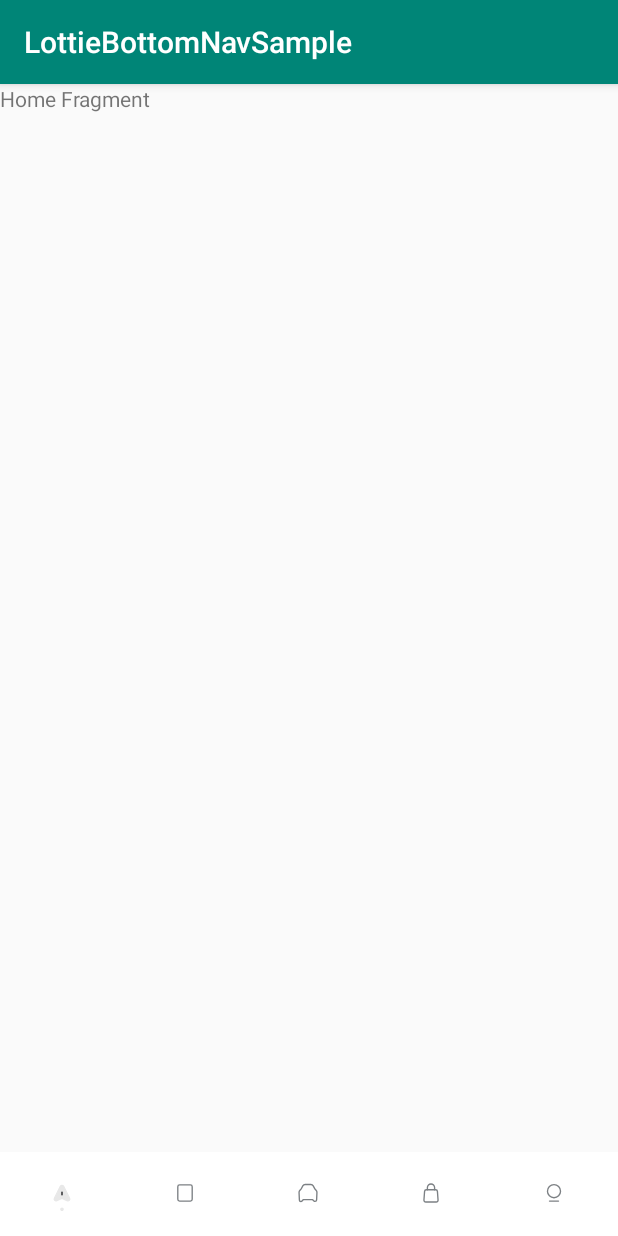
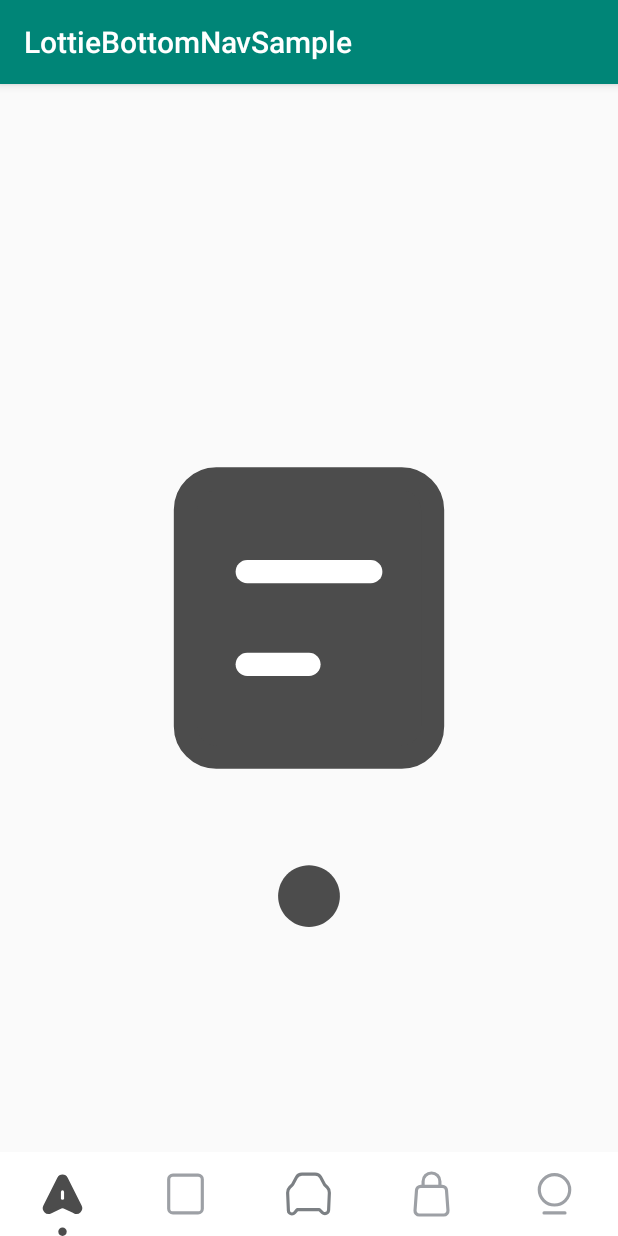
Before and after one commit to mashihao/LottieBottomNav, an Android app: the screen it shows after launch (MainActivity), after a tap on an icon or button, on a phone screen of 412 x 824 dp. Run offline under Robolectric (Android 15) with nearby library versions, the phone set to English and light mode, and no system bars; our stand-ins replace data binding.

Commit message:
first commit

```diff
--- a/lottiebottomnav/build.gradle
+++ b/lottiebottomnav/build.gradle
@@ -35,7 +35,7 @@ dependencies {
 
     implementation 'androidx.appcompat:appcompat:1.3.0'
 
-    implementation 'com.airbnb.android:lottie:3.5.0'
+    api 'com.airbnb.android:lottie:3.5.0'
 
     testImplementation 'junit:junit:4.12'
 }
--- a/lottiebottomnav/src/main/java/com/wwdablu/soumya/lottiebottomnav/LottieBottomNav.java
+++ b/lottiebottomnav/src/main/java/com/wwdablu/soumya/lottiebottomnav/LottieBottomNav.java
@@ -186,8 +186,6 @@ public class LottieBottomNav extends LinearLayout {
         binding.lmiMenuItem.playAnimation();
 
         ViewGroup.LayoutParams params = binding.lmiMenuItem.getLayoutParams();
-        params.width = config.getSelectedMenuWidth();
-        params.height = config.getSelectedMenuHeight();
         binding.lmiMenuItem.setLayoutParams(params);
 
 
@@ -207,8 +205,6 @@ public class LottieBottomNav extends LinearLayout {
         binding.lmiMenuItem.setProgress(menuItem.lottieProgress);
 
         params = binding.lmiMenuItem.getLayoutParams();
-        params.width = config.getUnselectedMenuWidth();
-        params.height = config.getUnselectedMenuHeight();
         binding.lmiMenuItem.setLayoutParams(params);
 
         if(!config.isShowTextOnUnselected()) {
--- a/lottiebottomnav/src/main/java/com/wwdablu/soumya/lottiebottomnav/LottieViewCreator.java
+++ b/lottiebottomnav/src/main/java/com/wwdablu/soumya/lottiebottomnav/LottieViewCreator.java
@@ -34,8 +34,6 @@ final class LottieViewCreator {
         setLottieView(binder.lmiMenuItem, menuItem, isSelected);
 
         ViewGroup.LayoutParams params = binder.lmiMenuItem.getLayoutParams();
-        params.width = isSelected ? config.getSelectedMenuWidth() : config.getUnselectedMenuWidth();
-        params.height = isSelected ? config.getSelectedMenuHeight() : config.getUnselectedMenuHeight();
         binder.lmiMenuItem.setLayoutParams(params);
 
         if(!config.isShowTextOnUnselected()) {
--- a/lottiebottomnav/src/main/res/layout/lottie_menu_item.xml
+++ b/lottiebottomnav/src/main/res/layout/lottie_menu_item.xml
@@ -1,18 +1,20 @@
 <?xml version="1.0" encoding="utf-8"?>
-<layout>
+<layout xmlns:app="http://schemas.android.com/apk/res-auto">
 
     <LinearLayout xmlns:android="http://schemas.android.com/apk/res/android"
         xmlns:tools="http://schemas.android.com/tools"
-        android:layout_width="50dp"
-        android:layout_height="50dp"
+        android:layout_width="match_parent"
+        android:layout_height="match_parent"
         android:id="@+id/menu_container"
         android:gravity="center"
         android:background="@android:color/transparent"
         android:orientation="vertical">
 
+<!--        lottie 动画-->
         <com.airbnb.lottie.LottieAnimationView
             android:layout_width="match_parent"
             android:layout_height="match_parent"
+            app:tint="#E15628"
             android:id="@+id/lmi_menu_item"
             />
 
--- a/sample/build.gradle
+++ b/sample/build.gradle
@@ -34,4 +34,5 @@ dependencies {
     implementation 'androidx.legacy:legacy-support-v4:1.0.0'
     testImplementation 'junit:junit:4.12'
     implementation project(':lottiebottomnav')
+    api 'com.airbnb.android:lottie:3.5.0'
 }
--- a/sample/src/main/java/com/wwdablu/soumya/lottiebottomnavsample/MainActivity.java
+++ b/sample/src/main/java/com/wwdablu/soumya/lottiebottomnavsample/MainActivity.java
@@ -48,11 +48,6 @@ public class MainActivity extends AppCompatActivity implements ILottieBottomNavC
         mFragments.add(new SettingsFragment());
 
         FontItem fontItem = FontBuilder.create("·")
-                .selectedTextColor(Color.BLACK)
-                .unSelectedTextColor(Color.GRAY)
-                .selectedTextSize(16) //SP
-                .unSelectedTextSize(12) //SP
-                .setTypeface(Typeface.createFromAsset(getAssets(), "coffeesugar.ttf"))
                 .build();
 
         MenuItem item1 = MenuItemBuilder.create("tab_map.json", MenuItem.Source.Assets, fontItem, "dash")
@@ -60,23 +55,18 @@ public class MainActivity extends AppCompatActivity implements ILottieBottomNavC
                 .loop(false)
                 .build();
 
-        SpannableString spannableString = new SpannableString("·");
-        spannableString.setSpan(new ForegroundColorSpan(Color.RED), 0, 1, Spanned.SPAN_EXCLUSIVE_EXCLUSIVE);
-        fontItem = FontBuilder.create(fontItem).setTitle(spannableString).build();
         MenuItem item2 = MenuItemBuilder.createFrom(item1, fontItem)
                 .selectedLottieName("tab_find.json")
                 .unSelectedLottieName("tab_find.json")
                 .pausedProgress(0)
                 .build();
 
-        fontItem = FontBuilder.create(fontItem).setTitle("·").build();
         MenuItem item3 = MenuItemBuilder.createFrom(item1, fontItem)
                 .selectedLottieName("tab_car.json")
                 .unSelectedLottieName("tab_car.json")
                 .pausedProgress(0)
                 .build();
 
-        fontItem = FontBuilder.create(fontItem).setTitle("·").build();
         MenuItem item4 = MenuItemBuilder.createFrom(item1, fontItem)
                 .selectedLottieName("tab_store.json")
                 .unSelectedLottieName("tab_store.json")
@@ -105,6 +95,12 @@ public class MainActivity extends AppCompatActivity implements ILottieBottomNavC
     @Override
     public void onMenuSelected(int oldIndex, int newIndex, MenuItem menuItem) {
 
+        if (newIndex == 2) {
+            bottomNav.setBackgroundColor(Color.parseColor("#18191C"));
+        } else {
+            bottomNav.setBackgroundColor(Color.parseColor("#FFFFFF"));
+        }
+
         getSupportFragmentManager().beginTransaction()
                 .replace(R.id.fl_frag_container, mFragments.get(newIndex), mFragments.get(newIndex).getClass().getSimpleName())
                 .commitAllowingStateLoss();
@@ -118,14 +114,14 @@ public class MainActivity extends AppCompatActivity implements ILottieBottomNavC
     @Override
     public void onAnimationEnd(int index, MenuItem menuItem) {
 
-        if(index == 2 && menuItem.getTag() != null && "cupid".equalsIgnoreCase(menuItem.getTag().toString())) {
-           restoreMenuForMessage(menuItem);
+        if (index == 2 && menuItem.getTag() != null && "cupid".equalsIgnoreCase(menuItem.getTag().toString())) {
+            restoreMenuForMessage(menuItem);
         }
     }
 
     @Override
     public void onAnimationCancel(int index, MenuItem menuItem) {
-        if(index == 2 && menuItem.getTag() != null && "cupid".equalsIgnoreCase(menuItem.getTag().toString())) {
+        if (index == 2 && menuItem.getTag() != null && "cupid".equalsIgnoreCase(menuItem.getTag().toString())) {
             restoreMenuForMessage(menuItem);
         }
     }
@@ -141,7 +137,7 @@ public class MainActivity extends AppCompatActivity implements ILottieBottomNavC
     @Override
     public void onChangeMenuIcon() {
 
-        if(bottomNav.getSelectedIndex() == 2) {
+        if (bottomNav.getSelectedIndex() == 2) {
 
             MenuItem cupidMessage = MenuItemBuilder.createFrom(bottomNav.getMenuItemFor(2))
                     .selectedLottieName("message_cupid.json")
--- a/sample/src/main/res/layout/activity_main.xml
+++ b/sample/src/main/res/layout/activity_main.xml
@@ -19,12 +19,6 @@
         android:layout_height="56dp"
         android:id="@+id/bottom_nav"
         android:layout_alignParentBottom="true"
-        android:background="@android:color/white"
-        app:menu_selected_height="24dp"
-        app:menu_selected_width="24dp"
-        app:menu_unselected_height="24dp"
-        app:menu_unselected_width="24dp"
-        app:menu_text_show_on_unselected="false"
         />
 
 </RelativeLayout>
--- a/sample/src/main/res/layout/fragment_gift.xml
+++ b/sample/src/main/res/layout/fragment_gift.xml
@@ -6,9 +6,10 @@
     tools:context=".GiftFragment">
 
     <!-- TODO: Update blank fragment layout -->
-    <TextView
+    <com.airbnb.lottie.LottieAnimationView
         android:layout_width="match_parent"
         android:layout_height="match_parent"
-        android:text="@string/gift_fragment" />
+        android:id="@+id/lmi_menu_item"
+        />
 
 </FrameLayout>
--- a/sample/src/main/res/layout/fragment_home.xml
+++ b/sample/src/main/res/layout/fragment_home.xml
@@ -3,12 +3,15 @@
     xmlns:tools="http://schemas.android.com/tools"
     android:layout_width="match_parent"
     android:layout_height="match_parent"
+    xmlns:app="http://schemas.android.com/apk/res-auto"
     tools:context=".HomeFragment">
 
     <!-- TODO: Update blank fragment layout -->
-    <TextView
+    <com.airbnb.lottie.LottieAnimationView
         android:layout_width="match_parent"
         android:layout_height="match_parent"
-        android:text="@string/home_fragment" />
+        app:lottie_autoPlay="true"
+        app:lottie_fileName="tab_find.json"
+        />
 
 </FrameLayout>
```
Also changed, not shown: sample/src/main/assets/tab_car_dark.json (added, +1 -0 lines), sample/src/main/assets/tab_find.json (+1 -1 lines), sample/src/main/assets/tab_find_dark.json (added, +1 -0 lines), sample/src/main/assets/tab_map.json (+1 -1 lines), sample/src/main/assets/tab_map_dark.json (added, +1 -0 lines), sample/src/main/assets/tab_me.json (+1 -1 lines), sample/src/main/assets/tab_me_dark.json (added, +1 -0 lines), sample/src/main/assets/tab_store.json (+1 -1 lines), sample/src/main/assets/tab_store_dark.json (added, +1 -0 lines).
